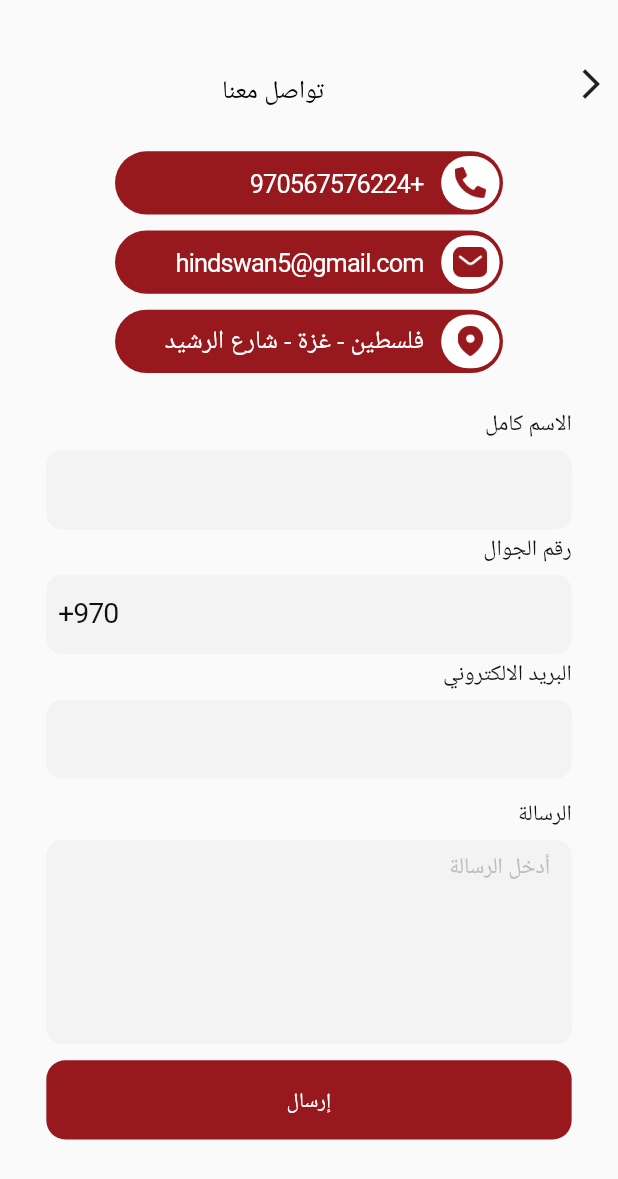
After one commit to Mohamed-Salem7/Bazaar_app, a Flutter app: the ContactUsScreen screen opened directly, on a phone screen of 412 x 824 dp. The commit adds this screen. Shown: the top 1179 px of the screen. Run offline on Flutter 3.47's test engine with Material 2 defaults, Android fonts, the phone set to English and light mode, and no system bars; our stand-ins replace buttons_tabbar, carousel_slider, flutter_bloc, flutter_screenutil, flutter_svg, get and 3 more; missing offline and left inert: country_state_city_picker; accounts and stored records are empty; Roboto replaces fonts that are missing (Tajawal).

Commit message:
master-commit

```diff
--- a/lib/presntaion/layers/Setting/Setting_Screen.dart
+++ b/lib/presntaion/layers/Setting/Setting_Screen.dart
@@ -1,4 +1,5 @@
 import 'package:bazaar/presntaion/layers/Setting/screen/Edit_Profile/edit_profile.dart';
+import 'package:bazaar/presntaion/layers/Setting/screen/contact_us/contact_us_screen.dart';
 import 'package:bazaar/presntaion/layers/Setting/screen/order/order_screen.dart';
 import 'package:bazaar/presntaion/layers/Setting/screen/shipping_addresses/shipping_addresses_screen.dart';
 import 'package:bazaar/presntaion/layers/Setting/widget/app_bar_setting.dart';
@@ -31,7 +32,7 @@ class SettingScreen extends StatelessWidget {
       'الطلبات',
       'عناوين الشحن',
       'المدونة',
-      'طرق الدفعة',
+      'طرق الدفع',
       'تواصل معنا',
     ];
 
@@ -49,7 +50,10 @@ class SettingScreen extends StatelessWidget {
       },
       () {},
       () {},
-      () {},
+      ()
+      {
+        Get.to(const ContactUsScreen(), transition: Transition.rightToLeft);
+      },
     ];
 
     return Directionality(
--- /dev/null
+++ b/lib/presntaion/layers/Setting/screen/contact_us/contact_us_screen.dart
@@ -0,0 +1,82 @@
+import 'package:bazaar/presntaion/layers/Setting/screen/contact_us/widget/body.dart';
+import 'package:bazaar/presntaion/layers/Setting/screen/contact_us/widget/text_field_message.dart';
+import 'package:bazaar/presntaion/layers/Setting/screen/shipping_addresses/widget/text_field_address.dart';
+import 'package:bazaar/presntaion/utils/App_Color.dart';
+import 'package:bazaar/presntaion/utils/App_Image.dart';
+import 'package:bazaar/presntaion/utils/Global%20widget/Main_Button.dart';
+import 'package:bazaar/presntaion/utils/Global%20widget/Title_Widget.dart';
+import 'package:flutter/material.dart';
+import 'package:flutter_screenutil/flutter_screenutil.dart';
+import 'package:google_fonts/google_fonts.dart';
+
+class ContactUsScreen extends StatelessWidget {
+  const ContactUsScreen({Key? key}) : super(key: key);
+
+  @override
+  Widget build(BuildContext context) {
+    List<String> title = [
+      '+970567576224',
+      'hindswan5@gmail.com',
+      'فلسطين - غزة - شارع الرشيد',
+    ];
+
+    List<String> image = [
+      AppImage.phonesImg,
+      AppImage.emailsImg,
+      AppImage.locationsImg,
+    ];
+    return Directionality(
+      textDirection: TextDirection.rtl,
+      child: Scaffold(
+        body: Padding(
+          padding: EdgeInsets.symmetric(vertical: 10.h),
+          child: SingleChildScrollView(
+            physics: const BouncingScrollPhysics(),
+            child: Column(
+              children: [
+                const TitleWidget(title: 'تواصل معنا', isEditProfile: false),
+                SizedBox(
+                  height: 160.h,
+                  width: 226.w,
+                  child: ListView.separated(
+                    itemCount: 3,
+                    padding: const EdgeInsets.all(0),
+                    physics: const BouncingScrollPhysics(),
+                    itemBuilder: (context, index) {
+                      return BodyContactUs(
+                        image: image[index],
+                        title: title[index],
+                      );
+                    },
+                    separatorBuilder: (context, index) => index != 2
+                        ? SizedBox(
+                            height: 10.h,
+                          )
+                        : SizedBox(
+                            height: 0.h,
+                          ),
+                  ),
+                ),
+                const TextFieldAddAddress(title: 'الاسم كامل', isPhone: false),
+                const TextFieldAddAddress(title: 'رقم الجوال', isPhone: true),
+                const TextFieldAddAddress(
+                    title: 'البريد الالكتروني', isPhone: false),
+                SizedBox(
+                  height: 10.h,
+                ),
+                const TextFieldMessage(),
+                SizedBox(
+                  height: 10.h,
+                ),
+                MainButton(
+                  title: 'إرسال',
+                  function: () {},
+                ),
+              ],
+            ),
+          ),
+        ),
+      ),
+    );
+  }
+}
--- /dev/null
+++ b/lib/presntaion/layers/Setting/screen/contact_us/widget/body.dart
@@ -0,0 +1,61 @@
+import 'package:bazaar/presntaion/utils/App_Color.dart';
+import 'package:bazaar/presntaion/utils/App_Image.dart';
+import 'package:flutter/material.dart';
+import 'package:flutter_screenutil/flutter_screenutil.dart';
+import 'package:google_fonts/google_fonts.dart';
+
+class BodyContactUs extends StatelessWidget {
+  const BodyContactUs({Key? key, required this.image, required this.title}) : super(key: key);
+
+  final String image;
+  final String title;
+
+  @override
+  Widget build(BuildContext context) {
+    return Container(
+        width: 226.w,
+        height: 40.h,
+        decoration: BoxDecoration(
+          borderRadius: BorderRadius.circular(25.r),
+          color: AppColor.mainColor,
+        ),
+        child: Padding(
+            padding: EdgeInsets.symmetric(horizontal: 2.w),
+            child:Row(
+              children: [
+                Container(
+                  alignment: Alignment(0.w, -0.02.h),
+                  width: 34.w,
+                  height: 34.h,
+                  decoration: BoxDecoration(
+                    borderRadius:
+                    BorderRadius.all(Radius.elliptical(18.r, 18.r)),
+                    color: AppColor.white,
+                  ),
+                  child: Image(
+                    image: AssetImage(
+                      image,
+                    ),
+                    width: 20.w,
+                    height: 19.43.h,
+                  ),
+                ),
+                SizedBox(
+                  width: 10.w,
+                ),
+                Text(
+                  title,
+                  style: GoogleFonts.roboto(
+                    fontSize: 16.sp,
+                    color: AppColor.white,
+                    letterSpacing: -0.5714285888671875.spMin,
+                    height: 1.19.h,
+                  ),
+                  textAlign: TextAlign.center,
+                ),
+              ],
+            ),
+        ),
+    );
+  }
+}
--- /dev/null
+++ b/lib/presntaion/layers/Setting/screen/contact_us/widget/text_field_message.dart
@@ -0,0 +1,60 @@
+import 'package:bazaar/presntaion/utils/App_Color.dart';
+import 'package:flutter/material.dart';
+import 'package:flutter_screenutil/flutter_screenutil.dart';
+import 'package:google_fonts/google_fonts.dart';
+
+class TextFieldMessage extends StatelessWidget {
+  const TextFieldMessage({Key? key}) : super(key: key);
+
+  @override
+  Widget build(BuildContext context) {
+    return Column(
+      crossAxisAlignment: CrossAxisAlignment.start,
+      children: [
+        Text(
+          'الرسالة',
+          style: GoogleFonts.roboto(
+            fontSize: 14.sp,
+            color: AppColor.black2,
+            letterSpacing: -0.33764706039428716.spMin,
+            height: 1.57.h,
+          ),
+          textAlign: TextAlign.right,
+        ),
+        SizedBox(
+          height: 5.h,
+        ),
+        Container(
+          width: 306.w,
+          height: 129.h,
+          padding: EdgeInsets.all(5.sp),
+          decoration: BoxDecoration(
+            borderRadius: BorderRadius.circular(10.r),
+            color: AppColor.white3,
+          ),
+          child: TextFormField(
+            cursorColor: AppColor.mainColor,
+            maxLines: 10,
+            style: GoogleFonts.roboto(
+              fontSize: 14.sp,
+              color: AppColor.black2,
+              letterSpacing: -0.33764706039428716.spMin,
+              height: 1.57.h,
+            ),
+            decoration: InputDecoration(
+              contentPadding: EdgeInsets.symmetric(horizontal: 8.w),
+              hintText: 'أدخل الرسالة',
+              hintStyle: GoogleFonts.roboto(
+                fontSize: 14.sp,
+                color: const Color(0xFFBEBEBE),
+                letterSpacing: -0.33764706039428716.spMin,
+                height: 1.57.h,
+              ),
+              border: InputBorder.none,
+            ),
+          ),
+        ),
+      ],
+    );
+  }
+}
--- a/lib/presntaion/utils/App_Image.dart
+++ b/lib/presntaion/utils/App_Image.dart
@@ -29,6 +29,9 @@ class AppImage {
   static const String onBoarding1 = '$imgPath/onboarding1.png';
   static const String onBoarding2 = '$imgPath/onboarding2.png';
   static const String onBoarding3 = '$imgPath/onboarding3.png';
+  static const String phonesImg = '$imgPath/phones.png';
+  static const String emailsImg = '$imgPath/emailc.png';
+  static const String locationsImg = '$imgPath/locationc.png';
   static const String homeSelImg = '$imgPath/homeun.png';
   static const String homeUnSelImg = '$imgPath/homes.png';
   static const String checkoutSelImg = '$imgPath/checkouts.png';
```
Also changed, not shown: assets/images/emailc.png (added), assets/images/locationc.png (added), assets/images/phones.png (added).
